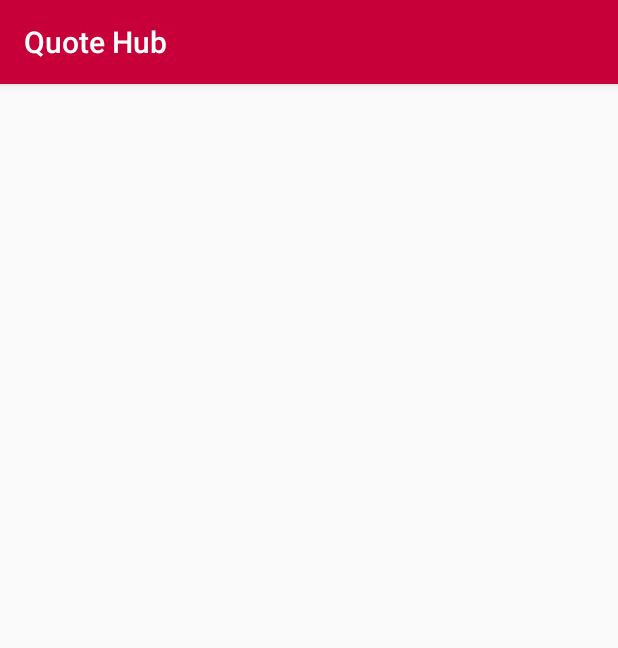
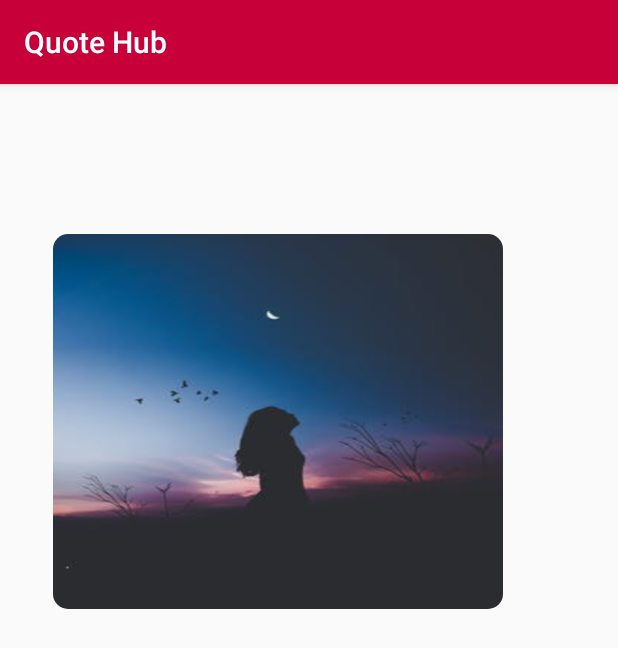
Before and after one commit to Musab36/QuoteHub, an Android app: the fragment QuoteDetailFragment shown on its own in the app's theme, on a phone screen of 412 x 824 dp. Shown: the top 648 px of the screen. Run offline under Robolectric (Android 15) with nearby library versions, the phone set to English and light mode, and no system bars; our stand-ins replace ButterKnife; libraries missing offline, so code that uses them is left out: org.parceler; Roboto replaces fonts that are not available here; 2 statements that could not run were skipped.

Commit message:
Added CardView

```diff
--- a/app/src/main/res/layout/activity_main.xml
+++ b/app/src/main/res/layout/activity_main.xml
@@ -11,7 +11,7 @@
         android:layout_width="wrap_content"
         android:layout_height="match_parent"
         android:scaleType="centerCrop"
-        app:srcCompat="@drawable/success" />
+        app:srcCompat="@drawable/come" />
 
     <android.support.v4.view.ViewPager
         android:id="@+id/viewPager"
--- a/app/src/main/res/layout/fragment_quote_detail.xml
+++ b/app/src/main/res/layout/fragment_quote_detail.xml
@@ -1,9 +1,24 @@
 <LinearLayout xmlns:android="http://schemas.android.com/apk/res/android"
     xmlns:tools="http://schemas.android.com/tools"
+    xmlns:card_view="http://schemas.android.com/apk/res-auto"
     android:layout_width="match_parent"
     android:layout_height="match_parent"
     android:orientation="vertical"
     tools:context="com.salajim.musab.quotehub.ui.QuoteDetailFragment">
+
+    <android.support.v7.widget.CardView
+        android:id="@+id/cardView"
+        android:layout_width="300dp"
+        android:layout_height="250dp"
+        android:layout_marginLeft="35dp"
+        android:layout_marginTop="100dp"
+        card_view:cardCornerRadius="10dp">
+
+        <ImageView
+            android:layout_width="match_parent"
+            android:layout_height="match_parent"
+            android:src="@drawable/control"
+            android:scaleType="fitXY" />
 
         <RelativeLayout
             android:layout_width="match_parent"
@@ -12,7 +27,6 @@
             <TextView
                 android:layout_width="wrap_content"
                 android:layout_height="wrap_content"
-            android:layout_centerVertical="true"
                 android:paddingLeft="50dp"
                 android:textSize="20sp"
                 android:textStyle="bold"
@@ -21,5 +35,6 @@
 
         </RelativeLayout>
 
+    </android.support.v7.widget.CardView>
 
 </LinearLayout>
```
Also changed, not shown: app/src/main/res/drawable/come.jpeg (added), app/src/main/res/drawable/control.jpeg (added), app/src/main/res/drawable/medi.jpeg (added), app/src/main/res/drawable/reach.jpeg (added). Lines whose indentation alone changed are shown as unchanged.
